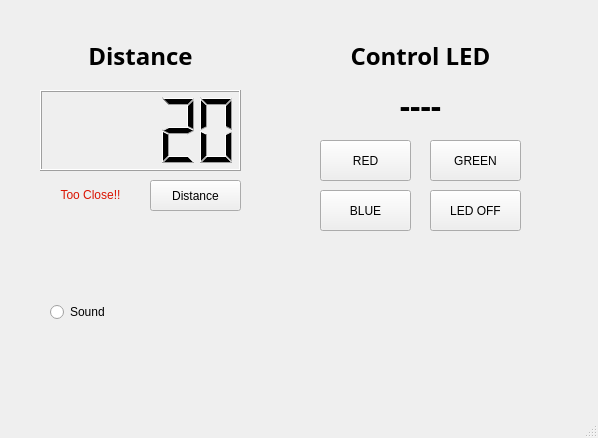
Qt form homework/homework.ui (som7199/raspi-2024) before a commit.
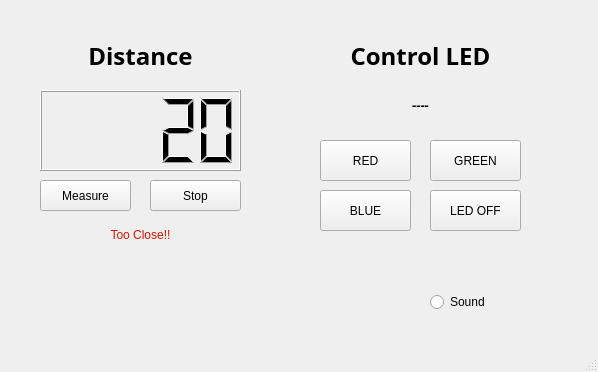
The same form after that commit.

Commit message: raspi day07 - todo:ultraStopBtn

Patch:
```diff
--- a/homework/homework.ui
+++ b/homework/homework.ui
@@ -7,7 +7,7 @@
     <x>0</x>
     <y>0</y>
     <width>598</width>
-    <height>438</height>
+    <height>372</height>
    </rect>
   </property>
   <property name="windowTitle">
@@ -44,14 +44,14 @@
    <widget class="QPushButton" name="ultraBtn">
     <property name="geometry">
      <rect>
-      <x>150</x>
+      <x>40</x>
       <y>180</y>
       <width>91</width>
       <height>31</height>
      </rect>
     </property>
     <property name="text">
-     <string>Distance</string>
+     <string>Measure</string>
     </property>
    </widget>
    <widget class="QLabel" name="lblInfo">
@@ -73,7 +73,7 @@
      </font>
     </property>
     <property name="text">
-     <string>----</string>
+     <string>&lt;html&gt;&lt;head/&gt;&lt;body&gt;&lt;p&gt;&lt;span style=&quot; font-size:10pt;&quot;&gt;----&lt;/span&gt;&lt;/p&gt;&lt;/body&gt;&lt;/html&gt;</string>
     </property>
     <property name="textFormat">
      <enum>Qt::AutoText</enum>
@@ -137,9 +137,9 @@
    <widget class="QRadioButton" name="rdoPiezo">
     <property name="geometry">
      <rect>
-      <x>50</x>
-      <y>300</y>
-      <width>81</width>
+      <x>430</x>
+      <y>290</y>
+      <width>91</width>
       <height>24</height>
      </rect>
     </property>
@@ -207,8 +207,8 @@
     <property name="geometry">
      <rect>
       <x>40</x>
-      <y>180</y>
-      <width>101</width>
+      <y>220</y>
+      <width>201</width>
       <height>31</height>
      </rect>
     </property>
@@ -219,6 +219,35 @@
      <set>Qt::AlignCenter</set>
     </property>
    </widget>
+   <widget class="QLabel" name="lblSound">
+    <property name="geometry">
+     <rect>
+      <x>320</x>
+      <y>250</y>
+      <width>201</width>
+      <height>31</height>
+     </rect>
+    </property>
+    <property name="text">
+     <string/>
+    </property>
+    <property name="alignment">
+     <set>Qt::AlignCenter</set>
+    </property>
+   </widget>
+   <widget class="QPushButton" name="ultraStopBtn">
+    <property name="geometry">
+     <rect>
+      <x>150</x>
+      <y>180</y>
+      <width>91</width>
+      <height>31</height>
+     </rect>
+    </property>
+    <property name="text">
+     <string>Stop</string>
+    </property>
+   </widget>
   </widget>
   <widget class="QMenuBar" name="menubar">
    <property name="geometry">
```
Left out of the diff: 4 changed lines with no effect on the pictures. The commit also changes 1 other file.
